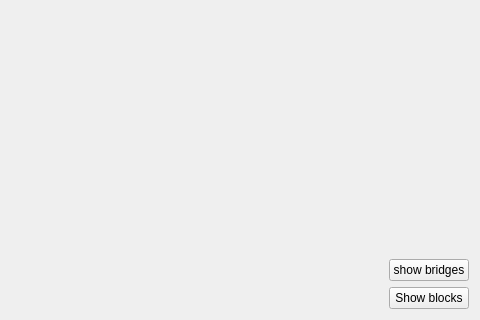
Old version of the form mainwindow.ui in the repository robkarapetyan/Graphqt; both pictures show x 280 to 760 and y 220 to 540 of the 760 by 540 pixel window.
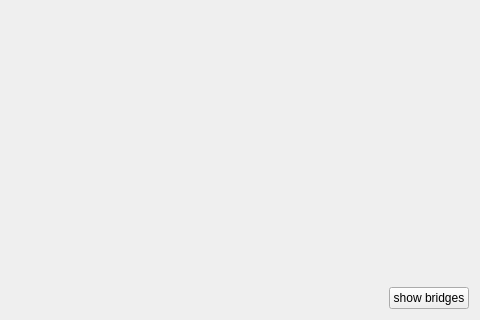
New version of the form. Custom widgets are drawn as their Qt base class.

```diff
--- a/mainwindow.ui
+++ b/mainwindow.ui
@@ -150,13 +150,6 @@
         </property>
        </widget>
       </item>
-      <item>
-       <widget class="QPushButton" name="show_blocks">
-        <property name="text">
-         <string>Show blocks</string>
-        </property>
-       </widget>
-      </item>
      </layout>
     </item>
    </layout>
```
